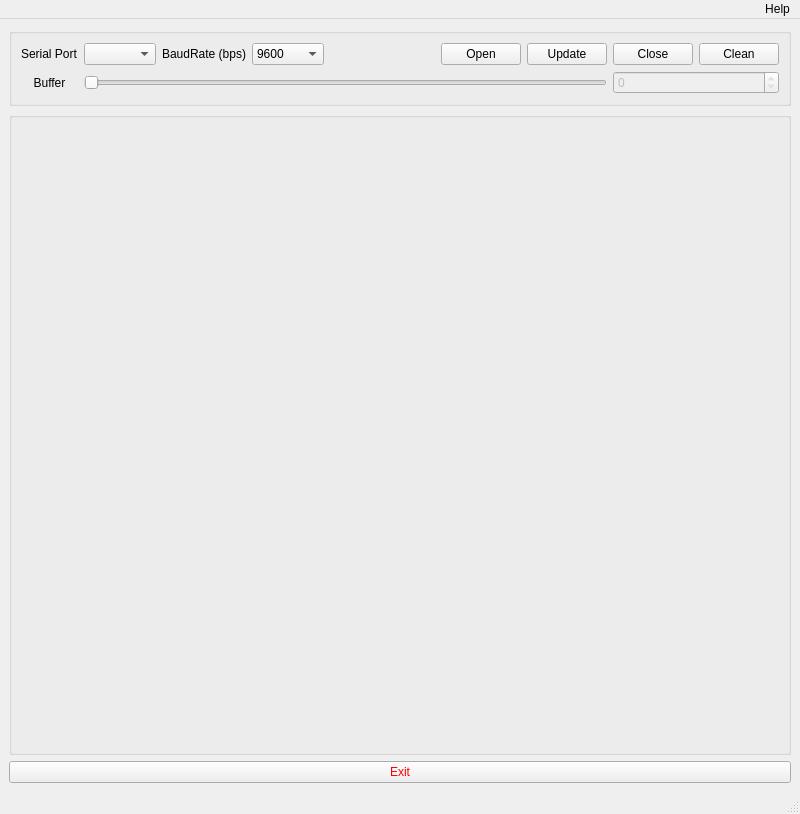
The window that ui/mainwindow.ui (krang4d/SerialPY) describes before a commit, drawn with Qt 5.
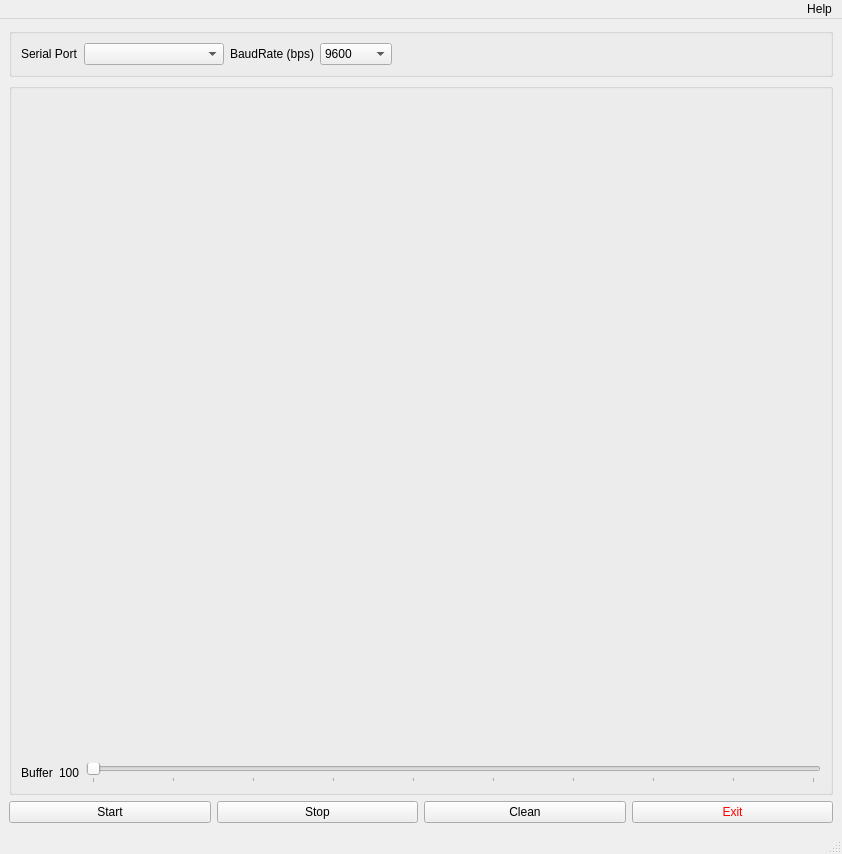
The same window after the commit.

```diff
--- a/ui/mainwindow.ui
+++ b/ui/mainwindow.ui
@@ -6,8 +6,8 @@
    <rect>
     <x>0</x>
     <y>0</y>
-    <width>800</width>
-    <height>814</height>
+    <width>842</width>
+    <height>854</height>
    </rect>
   </property>
   <property name="windowTitle">
@@ -26,12 +26,9 @@
         <verstretch>0</verstretch>
        </sizepolicy>
       </property>
-      <layout class="QHBoxLayout" name="horizontalLayout">
+      <layout class="QVBoxLayout" name="verticalLayout">
        <item>
         <layout class="QGridLayout" name="gridLayout">
-         <item row="0" column="1">
-          <widget class="QComboBox" name="serialCBox"/>
-         </item>
          <item row="0" column="2">
           <widget class="QLabel" name="baudrateLabel">
            <property name="text">
@@ -45,17 +42,32 @@
            </property>
           </widget>
          </item>
-         <item row="0" column="8">
-          <widget class="QPushButton" name="cleanButton">
+         <item row="0" column="0">
+          <widget class="QLabel" name="serialLabel">
            <property name="text">
-            <string>Clean</string>
+            <string>Serial Port</string>
+           </property>
+           <property name="margin">
+            <number>10</number>
+           </property>
+           <property name="buddy">
+            <cstring>serialCBox</cstring>
            </property>
           </widget>
          </item>
-         <item row="1" column="1" colspan="6">
-          <widget class="QSlider" name="bufferSlider">
-           <property name="orientation">
-            <enum>Qt::Horizontal</enum>
+         <item row="0" column="1">
+          <widget class="QComboBox" name="serialCBox">
+           <property name="sizePolicy">
+            <sizepolicy hsizetype="Minimum" vsizetype="Fixed">
+             <horstretch>0</horstretch>
+             <verstretch>0</verstretch>
+            </sizepolicy>
+           </property>
+           <property name="minimumSize">
+            <size>
+             <width>140</width>
+             <height>0</height>
+            </size>
            </property>
           </widget>
          </item>
@@ -88,23 +100,6 @@
            </item>
           </widget>
          </item>
-         <item row="0" column="5">
-          <widget class="QPushButton" name="openButton">
-           <property name="text">
-            <string>Open</string>
-           </property>
-          </widget>
-         </item>
-         <item row="1" column="0">
-          <widget class="QLabel" name="bufferlabel">
-           <property name="text">
-            <string>Buffer</string>
-           </property>
-           <property name="alignment">
-            <set>Qt::AlignCenter</set>
-           </property>
-          </widget>
-         </item>
          <item row="0" column="4">
           <spacer name="horizontalSpacer">
            <property name="orientation">
@@ -118,43 +113,6 @@
            </property>
           </spacer>
          </item>
-         <item row="0" column="6">
-          <widget class="QPushButton" name="updateButton">
-           <property name="text">
-            <string>Update</string>
-           </property>
-          </widget>
-         </item>
-         <item row="0" column="7">
-          <widget class="QPushButton" name="closeButton">
-           <property name="text">
-            <string>Close</string>
-           </property>
-          </widget>
-         </item>
-         <item row="0" column="0">
-          <widget class="QLabel" name="serialLabel">
-           <property name="text">
-            <string>Serial Port</string>
-           </property>
-           <property name="margin">
-            <number>10</number>
-           </property>
-           <property name="buddy">
-            <cstring>serialCBox</cstring>
-           </property>
-          </widget>
-         </item>
-         <item row="1" column="7" colspan="2">
-          <widget class="QSpinBox" name="spinBox">
-           <property name="enabled">
-            <bool>false</bool>
-           </property>
-           <property name="readOnly">
-            <bool>true</bool>
-           </property>
-          </widget>
-         </item>
         </layout>
        </item>
       </layout>
@@ -165,25 +123,126 @@
       <property name="enabled">
        <bool>true</bool>
       </property>
+      <property name="sizePolicy">
+       <sizepolicy hsizetype="Preferred" vsizetype="Expanding">
+        <horstretch>0</horstretch>
+        <verstretch>0</verstretch>
+       </sizepolicy>
+      </property>
       <property name="title">
        <string/>
       </property>
-      <layout class="QHBoxLayout" name="horizontalLayout_2">
-       <item>
-        <widget class="QWidget" name="widget" native="true"/>
+      <layout class="QGridLayout" name="gridLayout_3">
+       <item row="2" column="2">
+        <widget class="QSlider" name="bufferSlider">
+         <property name="sizePolicy">
+          <sizepolicy hsizetype="MinimumExpanding" vsizetype="Preferred">
+           <horstretch>0</horstretch>
+           <verstretch>0</verstretch>
+          </sizepolicy>
+         </property>
+         <property name="minimum">
+          <number>100</number>
+         </property>
+         <property name="maximum">
+          <number>1000</number>
+         </property>
+         <property name="pageStep">
+          <number>100</number>
+         </property>
+         <property name="value">
+          <number>100</number>
+         </property>
+         <property name="sliderPosition">
+          <number>100</number>
+         </property>
+         <property name="orientation">
+          <enum>Qt::Horizontal</enum>
+         </property>
+         <property name="tickPosition">
+          <enum>QSlider::TicksBelow</enum>
+         </property>
+         <property name="tickInterval">
+          <number>100</number>
+         </property>
+        </widget>
+       </item>
+       <item row="0" column="0" colspan="3">
+        <widget class="QWidget" name="widget" native="true">
+         <property name="sizePolicy">
+          <sizepolicy hsizetype="Preferred" vsizetype="Preferred">
+           <horstretch>0</horstretch>
+           <verstretch>0</verstretch>
+          </sizepolicy>
+         </property>
+        </widget>
+       </item>
+       <item row="2" column="0">
+        <widget class="QLabel" name="bufferlabel">
+         <property name="sizePolicy">
+          <sizepolicy hsizetype="Preferred" vsizetype="Fixed">
+           <horstretch>0</horstretch>
+           <verstretch>0</verstretch>
+          </sizepolicy>
+         </property>
+         <property name="text">
+          <string>Buffer</string>
+         </property>
+         <property name="alignment">
+          <set>Qt::AlignCenter</set>
+         </property>
+        </widget>
+       </item>
+       <item row="2" column="1">
+        <widget class="QLabel" name="label">
+         <property name="sizePolicy">
+          <sizepolicy hsizetype="Preferred" vsizetype="Fixed">
+           <horstretch>0</horstretch>
+           <verstretch>0</verstretch>
+          </sizepolicy>
+         </property>
+         <property name="text">
+          <string>100</string>
+         </property>
+        </widget>
        </item>
       </layout>
      </widget>
     </item>
     <item>
-     <widget class="QPushButton" name="exitButton">
-      <property name="styleSheet">
-       <string notr="true">color: red;</string>
-      </property>
-      <property name="text">
-       <string>Exit</string>
-      </property>
-     </widget>
+     <layout class="QHBoxLayout" name="horizontalLayout">
+      <item>
+       <widget class="QPushButton" name="startButton">
+        <property name="text">
+         <string>Start</string>
+        </property>
+       </widget>
+      </item>
+      <item>
+       <widget class="QPushButton" name="stopButton">
+        <property name="text">
+         <string>Stop</string>
+        </property>
+       </widget>
+      </item>
+      <item>
+       <widget class="QPushButton" name="cleanButton">
+        <property name="text">
+         <string>Clean</string>
+        </property>
+       </widget>
+      </item>
+      <item>
+       <widget class="QPushButton" name="exitButton">
+        <property name="styleSheet">
+         <string notr="true">color: red;</string>
+        </property>
+        <property name="text">
+         <string>Exit</string>
+        </property>
+       </widget>
+      </item>
+     </layout>
     </item>
    </layout>
   </widget>
@@ -192,7 +251,7 @@
     <rect>
      <x>0</x>
      <y>0</y>
-     <width>800</width>
+     <width>842</width>
      <height>22</height>
     </rect>
    </property>
```
Left out of the diff: 12 changed lines with no effect on the pictures.
